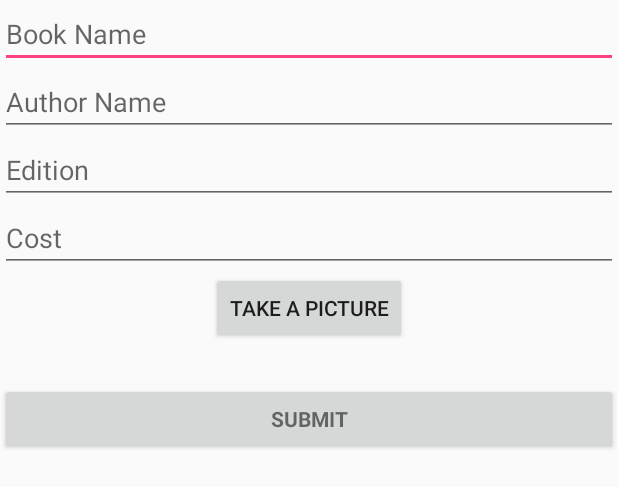
After one commit to indira15/usedbooks, an Android app: the layout activity_bookspost.xml on its own in the app's theme, with its tools: preview values and no code run, on a phone screen of 412 x 824 dp. The commit adds this screen. Shown: the top 487 px of the screen. Run offline under Robolectric (Android 15) with nearby library versions, the phone set to English and light mode, and no system bars.

```diff
--- a/app/build.gradle
+++ b/app/build.gradle
@@ -31,6 +31,8 @@ dependencies {
     compile 'com.google.code.gson:gson:2.6.2'
     compile 'com.squareup.retrofit2:retrofit:2.2.0'
     compile 'com.squareup.retrofit2:converter-gson:2.2.0'
+    compile 'com.android.support:cardview-v7:25.3.0'
+    compile 'com.android.support:design:25.3.0'
 
     testCompile 'junit:junit:4.12'
 }
--- a/app/src/main/AndroidManifest.xml
+++ b/app/src/main/AndroidManifest.xml
@@ -7,8 +7,11 @@
     <uses-permission android:name="android.permission.READ_PROFILE" />
     <uses-permission android:name="android.permission.READ_CONTACTS" />
     <uses-permission android:name="android.permission.INTERNET" />
+    <uses-permission android:name="android.permission.CAMERA" />
+    <uses-permission android:name="android.permission.WRITE_EXTERNAL_STORAGE" />
 
     <application
+        android:name=".UsedbooksApplication"
         android:allowBackup="true"
         android:icon="@mipmap/ic_launcher"
         android:label="@string/app_name"
--- /dev/null
+++ b/app/src/main/res/layout/activity_bookspost.xml
@@ -0,0 +1,57 @@
+<LinearLayout xmlns:android="http://schemas.android.com/apk/res/android"
+    xmlns:tools="http://schemas.android.com/tools"
+    android:layout_width="match_parent"
+    android:layout_height="match_parent"
+    android:gravity="center_horizontal"
+    android:orientation="vertical">
+
+    <EditText
+    android:id="@+id/book_name"
+    android:layout_width="fill_parent"
+    android:layout_height="wrap_content"
+    android:hint="@string/book_name"
+    android:inputType="text" />
+
+    <EditText
+        android:id="@+id/author_name"
+        android:layout_width="fill_parent"
+        android:layout_height="wrap_content"
+        android:hint="@string/author_name"
+        android:inputType="text" />
+
+    <EditText
+        android:id="@+id/edition"
+        android:layout_width="fill_parent"
+        android:layout_height="wrap_content"
+        android:hint="@string/edtion"
+        android:inputType="text" />
+    <EditText
+        android:id="@+id/cost"
+        android:layout_width="fill_parent"
+        android:layout_height="wrap_content"
+        android:hint="@string/cost"
+        android:inputType="numberDecimal" />
+
+    <Button
+        android:id="@+id/btnCapturePicture"
+        android:layout_width="wrap_content"
+        android:layout_height="wrap_content"
+        android:text="Take a Picture"
+        android:layout_marginBottom="10dp"/>
+    <ImageView
+        android:id="@+id/imgPreview"
+        android:layout_width="wrap_content"
+        android:layout_height="wrap_content"
+        android:visibility="gone" />
+
+
+    <Button
+        android:id="@+id/submit"
+        style="?android:textAppearanceSmall"
+        android:layout_width="match_parent"
+        android:layout_height="wrap_content"
+        android:layout_marginTop="16dp"
+        android:text="@string/Submit"
+        android:textStyle="bold" />
+
+</LinearLayout>
--- a/app/src/main/res/values/dimens.xml
+++ b/app/src/main/res/values/dimens.xml
@@ -7,4 +7,7 @@
     <dimen name="book_cost_size">12sp</dimen>
     <dimen name="padding_medium">8dp</dimen>
     <dimen name="margin_medium">8dp</dimen>
+    <dimen name="progress_bar_size">50dp</dimen>
+    <dimen name="margin_small">4dp</dimen>
+    <dimen name="fab_margin">16dp</dimen>
 </resources>
--- a/app/src/main/res/values/strings.xml
+++ b/app/src/main/res/values/strings.xml
@@ -3,6 +3,11 @@
 
     <!-- Strings related to login -->
     <string name="prompt_email">Email</string>
+    <string name="book_name">Book Name</string>
+    <string name="author_name">Author Name </string>
+    <string name="edtion">Edition</string>
+    <string name="cost">Cost</string>
+    <string name="Submit">Submit</string>
     <string name="prompt_password">Password (optional)</string>
     <string name="action_sign_in">Sign in or register</string>
     <string name="action_sign_in_short">Sign in</string>
```
Also changed, not shown: app/src/main/java/com/indira/usedbooks/BookPostActivity.java (added, +9 -0 lines), app/src/main/java/com/indira/usedbooks/BooksListActivity.java (+25 -3 lines), app/src/main/res/layout/activity_bookslist.xml (+22 -6 lines), app/src/main/res/layout/item_book.xml (+19 -10 lines).
